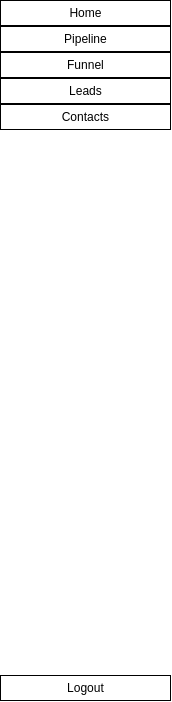
Before: the Qt Designer form Py Template/Template/views/ui/sidebar.ui in ImGaby123/SalesOptimizer-CRM, drawn with Qt 5.
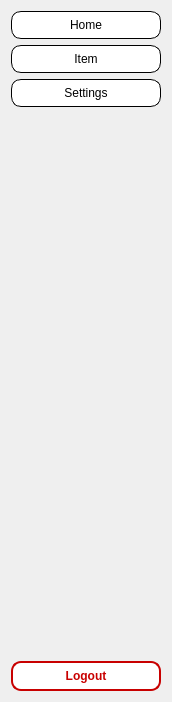
After: the same form once the commit is applied.

```diff
--- a/Py Template/Template/views/ui/sidebar.ui
+++ b/Py Template/Template/views/ui/sidebar.ui
@@ -14,21 +14,25 @@
    <string>Form</string>
   </property>
   <property name="styleSheet">
-   <string notr="true">background-color: rgb(255, 255, 255);</string>
+   <string notr="true">background-color: rgb(255, 255, 255);
+
+
+QPushButton {
+    background-color: rgb(255, 255, 255);
+    border: 1px solid rgb(0, 0, 0);
+    padding: 5px;
+    color: rgb(0, 0, 0);
+}
+
+QPushButton:hover {
+    background-color: rgb(0, 0, 0);
+    border: 1px solid rgb(255, 255, 255);
+    color: rgb(255, 255, 255);
+}</string>
   </property>
-  <widget class="QWidget" name="verticalLayoutWidget">
-   <property name="geometry">
-    <rect>
-     <x>0</x>
-     <y>0</y>
-     <width>171</width>
-     <height>701</height>
-    </rect>
-   </property>
+  <layout class="QVBoxLayout" name="verticalLayout_2">
+   <item>
    <layout class="QVBoxLayout" name="verticalLayout">
-    <property name="spacing">
-     <number>0</number>
-    </property>
     <item>
      <widget class="QPushButton" name="home_btn">
       <property name="sizePolicy">
@@ -41,7 +45,8 @@
        <string notr="true">QPushButton {
     background-color: rgb(255, 255, 255);
     border: 1px solid rgb(0, 0, 0);
-    padding: 5px;
+    border-radius: 10px;   /* Rounded edges */
+    padding: 6px 12px;     /* Balanced spacing */
     color: rgb(0, 0, 0);
 }
 
@@ -49,7 +54,14 @@
     background-color: rgb(0, 0, 0);
     border: 1px solid rgb(255, 255, 255);
     color: rgb(255, 255, 255);
-}</string>
+}
+
+QPushButton:pressed {
+    background-color: rgb(30, 30, 30);  /* Slight press effect */
+    border: 1px solid rgb(255, 255, 255);
+    color: rgb(255, 255, 255);
+}
+</string>
       </property>
       <property name="text">
        <string>Home</string>
@@ -71,7 +83,8 @@
        <string notr="true">QPushButton {
     background-color: rgb(255, 255, 255);
     border: 1px solid rgb(0, 0, 0);
-    padding: 5px;
+    border-radius: 10px;   /* Rounded edges */
+    padding: 6px 12px;     /* Balanced spacing */
     color: rgb(0, 0, 0);
 }
 
@@ -79,40 +92,17 @@
     background-color: rgb(0, 0, 0);
     border: 1px solid rgb(255, 255, 255);
     color: rgb(255, 255, 255);
-}</string>
-      </property>
-      <property name="text">
-       <string>Pipeline</string>
-      </property>
-      <property name="flat">
-       <bool>true</bool>
-      </property>
-     </widget>
-    </item>
-    <item>
-     <widget class="QPushButton" name="funnel_btn">
-      <property name="sizePolicy">
-       <sizepolicy hsizetype="Expanding" vsizetype="Fixed">
-        <horstretch>0</horstretch>
-        <verstretch>0</verstretch>
-       </sizepolicy>
-      </property>
-      <property name="styleSheet">
-       <string notr="true">QPushButton {
-    background-color: rgb(255, 255, 255);
-    border: 1px solid rgb(0, 0, 0);
-    padding: 5px;
-    color: rgb(0, 0, 0);
 }
 
 QPushButton:hover {
     background-color: rgb(0, 0, 0);
     border: 1px solid rgb(255, 255, 255);
     color: rgb(255, 255, 255);
-}</string>
+}
+</string>
       </property>
       <property name="text">
-       <string>Funnel</string>
+        <string>Item</string>
       </property>
       <property name="flat">
        <bool>true</bool>
@@ -120,18 +110,13 @@
      </widget>
     </item>
     <item>
-     <widget class="QPushButton" name="leads_btn">
-      <property name="sizePolicy">
-       <sizepolicy hsizetype="Expanding" vsizetype="Fixed">
-        <horstretch>0</horstretch>
-        <verstretch>0</verstretch>
-       </sizepolicy>
-      </property>
+      <widget class="QPushButton" name="item2_btn">
       <property name="styleSheet">
        <string notr="true">QPushButton {
     background-color: rgb(255, 255, 255);
     border: 1px solid rgb(0, 0, 0);
-    padding: 5px;
+    border-radius: 10px;   /* Rounded edges */
+    padding: 6px 12px;     /* Balanced spacing */
     color: rgb(0, 0, 0);
 }
 
@@ -139,53 +124,26 @@
     background-color: rgb(0, 0, 0);
     border: 1px solid rgb(255, 255, 255);
     color: rgb(255, 255, 255);
-}</string>
-      </property>
-      <property name="text">
-       <string>Leads</string>
-      </property>
-      <property name="flat">
-       <bool>true</bool>
-      </property>
-     </widget>
-    </item>
-    <item>
-     <widget class="QPushButton" name="contacts_btn">
-      <property name="sizePolicy">
-       <sizepolicy hsizetype="Expanding" vsizetype="Fixed">
-        <horstretch>0</horstretch>
-        <verstretch>0</verstretch>
-       </sizepolicy>
-      </property>
-      <property name="styleSheet">
-       <string notr="true">QPushButton {
-    background-color: rgb(255, 255, 255);
-    border: 1px solid rgb(0, 0, 0);
-    padding: 5px;
-    color: rgb(0, 0, 0);
 }
 
 QPushButton:hover {
     background-color: rgb(0, 0, 0);
     border: 1px solid rgb(255, 255, 255);
     color: rgb(255, 255, 255);
-}</string>
+}
+</string>
       </property>
       <property name="text">
-       <string>Contacts</string>
-      </property>
-      <property name="flat">
-       <bool>true</bool>
-      </property>
-     </widget>
-    </item>
+        <string>Settings</string>
+       </property>
+      </widget>
+     </item>
+     <item>
+      <layout class="QVBoxLayout" name="verticalLayout_3">
     <item>
      <spacer name="verticalSpacer">
       <property name="orientation">
-       <enum>Qt::Orientation::Vertical</enum>
-      </property>
-      <property name="sizeType">
-       <enum>QSizePolicy::Policy::Expanding</enum>
+          <enum>Qt::Vertical</enum>
       </property>
       <property name="sizeHint" stdset="0">
        <size>
@@ -195,6 +153,10 @@
       </property>
      </spacer>
     </item>
+      </layout>
+     </item>
+    </layout>
+   </item>
     <item>
      <widget class="QPushButton" name="logout_btn">
       <property name="sizePolicy">
@@ -218,16 +180,25 @@
       <property name="styleSheet">
        <string notr="true">QPushButton {
     background-color: rgb(255, 255, 255);
-    border: 1px solid rgb(0, 0, 0);
-    padding: 5px;
-    color: rgb(0, 0, 0);
+    border: 2px solid rgb(200, 0, 0);    
+    border-radius: 10px;                  
+    padding: 6px 12px;                 
+    color: rgb(200, 0, 0);                
+    font-weight: bold;
 }
 
 QPushButton:hover {
     background-color: rgb(0, 0, 0);
     border: 1px solid rgb(255, 255, 255);
     color: rgb(255, 255, 255);
-}</string>
+}
+
+QPushButton:pressed {
+    background-color: rgb(150, 0, 0);
+    border: 2px solid rgb(255, 255, 255);
+    color: rgb(255, 255, 255);
+}
+</string>
       </property>
       <property name="text">
        <string>Logout</string>
@@ -238,7 +209,6 @@
      </widget>
     </item>
    </layout>
-  </widget>
  </widget>
  <resources/>
  <connections/>
```
Left out of the diff: 14 changed lines with no effect on the pictures. Lines whose indentation alone changed are shown as unchanged.
